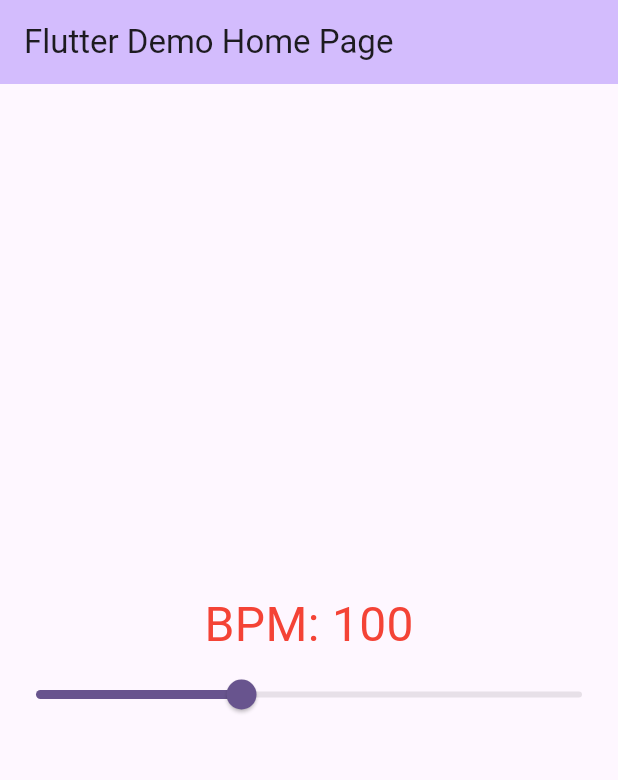
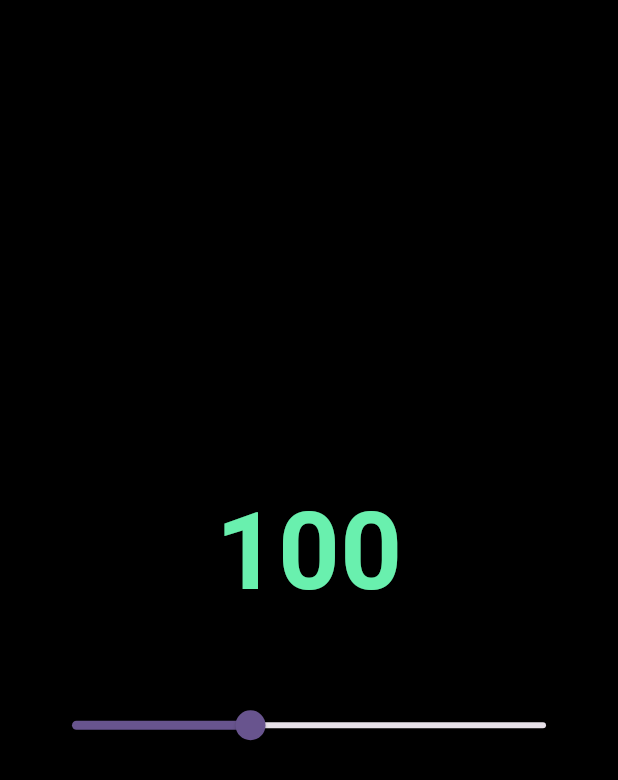
Before and after one commit to mounakrishna-r/heartbeats, a Flutter app: the screen it shows after launch, on a phone screen of 412 x 824 dp. Shown: the top 780 px of the screen. Run offline on Flutter 3.47's test engine with Material 3 defaults, Android fonts, the phone set to English and light mode, and no system bars.

Commit message:
added black background

```diff
--- a/lib/main.dart
+++ b/lib/main.dart
@@ -54,65 +54,36 @@
 }
 
 class _MyHomePageState extends State<MyHomePage> {
-  int _counter = 0;
   double _bpm = 100;
-
-  void _incrementCounter() {
-    setState(() {
-      // This call to setState tells the Flutter framework that something has
-      // changed in this State, which causes it to rerun the build method below
-      // so that the display can reflect the updated values. If we changed
-      // _counter without calling setState(), then the build method would not be
-      // called again, and so nothing would appear to happen.
-      _counter++;
-    });
-  }
 
   @override
   Widget build(BuildContext context) {
-    // This method is rerun every time setState is called, for instance as done
-    // by the _incrementCounter method above.
-    //
-    // The Flutter framework has been optimized to make rerunning build methods
-    // fast, so that you can just rebuild anything that needs updating rather
-    // than having to individually change instances of widgets.
     return Scaffold(
-      appBar: AppBar(
-        // TRY THIS: Try changing the color here to a specific color (to
-        // Colors.amber, perhaps?) and trigger a hot reload to see the AppBar
-        // change color while the other colors stay the same.
-        backgroundColor: Theme.of(context).colorScheme.inversePrimary,
-        // Here we take the value from the MyHomePage object that was created by
-        // the App.build method, and use it to set our appbar title.
-        title: Text(widget.title),
-      ),
-      body: Center(
-        // Center is a layout widget. It takes a single child and positions it
-        // in the middle of the parent.
+      backgroundColor: Colors.black,
+      body: Padding(
+        padding: const EdgeInsets.symmetric(horizontal: 24.0),
         child: Column(
-          // Column is also a layout widget. It takes a list of children and
-          // arranges them vertically. By default, it sizes itself to fit its
-          // children horizontally, and tries to be as tall as its parent.
-          //
-          // Column has various properties to control how it sizes itself and
-          // how it positions its children. Here we use mainAxisAlignment to
-          // center the children vertically; the main axis here is the vertical
-          // axis because Columns are vertical (the cross axis would be
-          // horizontal).
-          //
-          // TRY THIS: Invoke "debug painting" (choose the "Toggle Debug Paint"
-          // action in the IDE, or press "p" in the console), to see the
-          // wireframe for each widget.
           mainAxisAlignment: MainAxisAlignment.center,
           children: [
             Text(
-              'BPM: ${_bpm.round()}',
-              style: const TextStyle(fontSize: 32, color: Colors.red),
+              _bpm.toInt().toString(),
+              style:const TextStyle(
+                color: Colors.greenAccent,
+                fontSize: 72,
+                fontWeight: FontWeight.bold,
+              ),
             ),
-            Slider(min: 40, max: 200, divisions: 160, value: _bpm, label: _bpm.round().toString(), onChanged: (v) => setState(() {
-              _bpm = v;
-              print('BPM=$v');
-            }),
+            const SizedBox(height: 40),
+            Slider(
+              value: _bpm,
+              min: 40,
+              max: 200,
+              divisions: 160,
+              label: _bpm.toInt().toString(),
+              onChanged: (double val) {
+                setState(() => _bpm = val);
+                debugPrint('Fake BPM: ${val.toInt()}');
+              },
             ),
           ],
         ),
```
